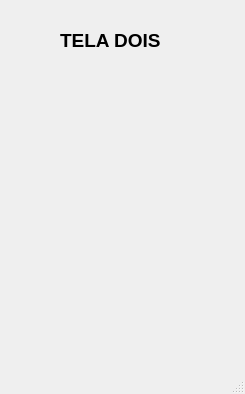
Before: the Qt Designer form BancoDeDados/MVC/telaDois.ui in germannaa/InfinitySchool, drawn with Qt 5.
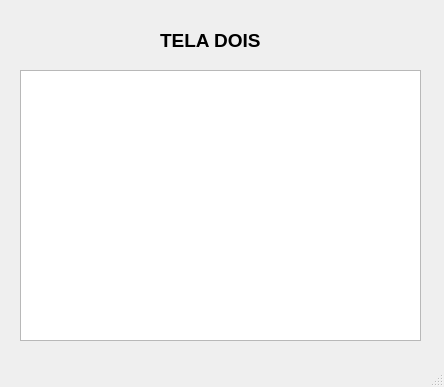
After: the same form once the commit is applied.

```diff
--- a/BancoDeDados/MVC/telaDois.ui
+++ b/BancoDeDados/MVC/telaDois.ui
@@ -6,8 +6,8 @@
    <rect>
     <x>0</x>
     <y>0</y>
-    <width>245</width>
-    <height>394</height>
+    <width>444</width>
+    <height>387</height>
    </rect>
   </property>
   <property name="windowTitle">
@@ -17,7 +17,7 @@
    <widget class="QLabel" name="label_3">
     <property name="geometry">
      <rect>
-      <x>60</x>
+      <x>160</x>
       <y>30</y>
       <width>121</width>
       <height>21</height>
@@ -35,6 +35,16 @@
      <string>TELA DOIS</string>
     </property>
    </widget>
+   <widget class="QTableWidget" name="tableWidget">
+    <property name="geometry">
+     <rect>
+      <x>20</x>
+      <y>70</y>
+      <width>401</width>
+      <height>271</height>
+     </rect>
+    </property>
+   </widget>
   </widget>
   <widget class="QMenuBar" name="menubar">
    <property name="geometry">
```
Left out of the diff: 2 changed lines with no effect on the pictures.
